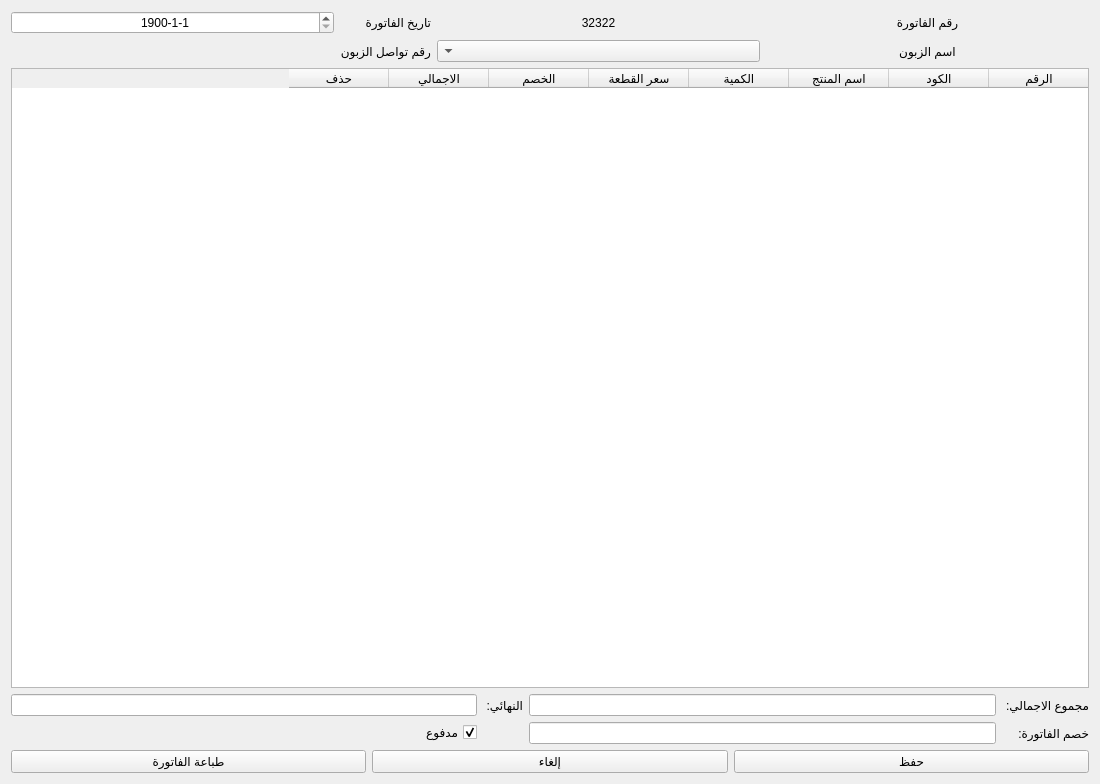
Qt form bill_sell.ui (sameraga/Al_Jamal_Shop) before a commit.
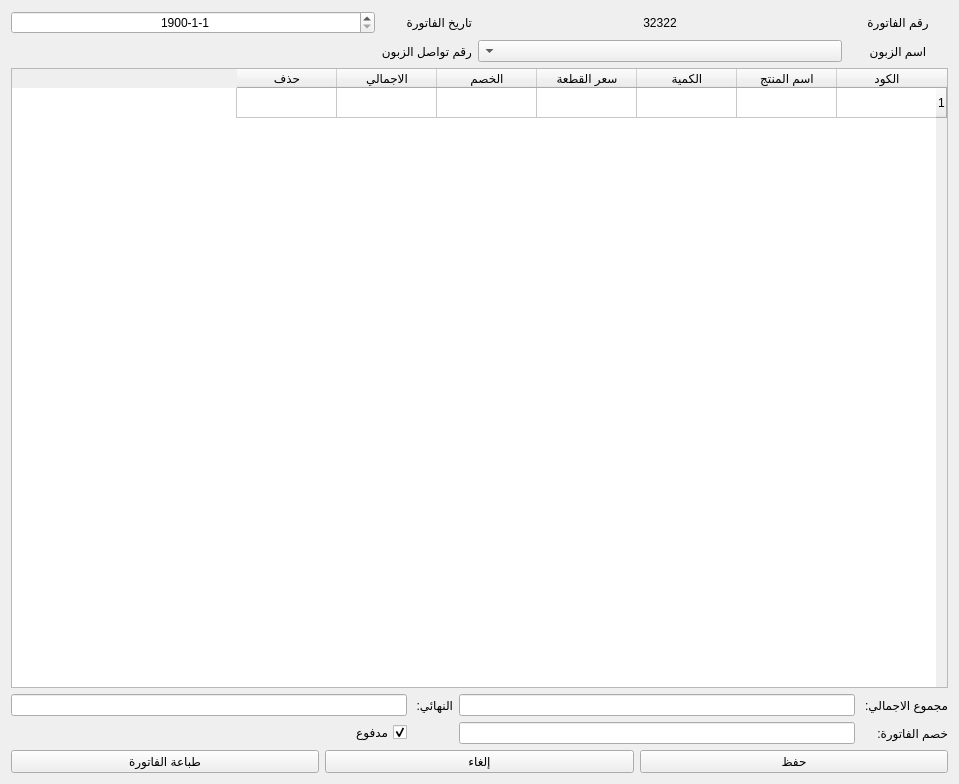
The same form after that commit.

The edit to the form file:
```diff
--- a/bill_sell.ui
+++ b/bill_sell.ui
@@ -6,7 +6,7 @@
    <rect>
     <x>0</x>
     <y>0</y>
-    <width>1100</width>
+    <width>959</width>
     <height>784</height>
    </rect>
   </property>
@@ -24,11 +24,17 @@
        <item row="0" column="0">
         <widget class="QLabel" name="label_20">
          <property name="sizePolicy">
-          <sizepolicy hsizetype="Expanding" vsizetype="Preferred">
+          <sizepolicy hsizetype="Fixed" vsizetype="Preferred">
            <horstretch>0</horstretch>
            <verstretch>0</verstretch>
           </sizepolicy>
          </property>
+         <property name="minimumSize">
+          <size>
+           <width>100</width>
+           <height>0</height>
+          </size>
+         </property>
          <property name="text">
           <string>رقم الفاتورة</string>
          </property>
@@ -89,11 +95,17 @@
        <item row="1" column="0">
         <widget class="QLabel" name="label_22">
          <property name="sizePolicy">
-          <sizepolicy hsizetype="Expanding" vsizetype="Preferred">
+          <sizepolicy hsizetype="Fixed" vsizetype="Preferred">
            <horstretch>0</horstretch>
            <verstretch>0</verstretch>
           </sizepolicy>
          </property>
+         <property name="minimumSize">
+          <size>
+           <width>100</width>
+           <height>0</height>
+          </size>
+         </property>
          <property name="text">
           <string>اسم الزبون</string>
          </property>
@@ -155,13 +167,13 @@
         <enum>QAbstractItemView::SelectItems</enum>
        </property>
        <attribute name="verticalHeaderVisible">
-        <bool>false</bool>
+        <bool>true</bool>
        </attribute>
-       <column>
+       <row>
         <property name="text">
-         <string>الرقم</string>
+         <string>1</string>
         </property>
-       </column>
+       </row>
        <column>
         <property name="text">
          <string>الكود</string>
@@ -203,6 +215,9 @@
       <layout class="QGridLayout" name="gridLayout_5">
        <item row="0" column="1">
         <widget class="QLineEdit" name="total">
+         <property name="enabled">
+          <bool>true</bool>
+         </property>
          <property name="alignment">
           <set>Qt::AlignCenter</set>
          </property>
@@ -231,6 +246,9 @@
        </item>
        <item row="0" column="3">
         <widget class="QLineEdit" name="last_total">
+         <property name="enabled">
+          <bool>true</bool>
+         </property>
          <property name="alignment">
           <set>Qt::AlignCenter</set>
          </property>
```
